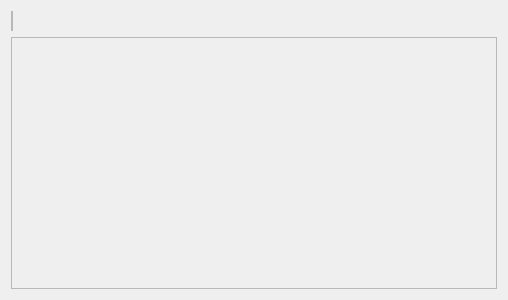
Before: the Qt Designer form krita/plugins/paintops/libpaintop/forms/wdgbrushchooser.ui in KDE/krita, drawn with Qt 5.
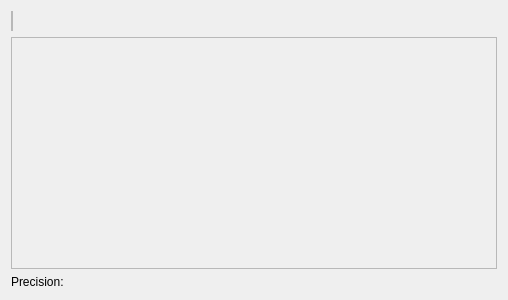
After: the same form once the commit is applied. Custom widgets are drawn as their Qt base class.

The edit to the form file:
```diff
--- a/krita/plugins/paintops/libpaintop/forms/wdgbrushchooser.ui
+++ b/krita/plugins/paintops/libpaintop/forms/wdgbrushchooser.ui
@@ -10,7 +10,7 @@
     <height>300</height>
    </rect>
   </property>
-  <layout class="QVBoxLayout" name="verticalLayout" stretch="0,1">
+  <layout class="QVBoxLayout" name="verticalLayout" stretch="0,1,0">
    <item>
     <layout class="QHBoxLayout" name="horizontalLayout">
      <item>
@@ -56,8 +56,43 @@
      </property>
     </widget>
    </item>
+   <item>
+    <layout class="QHBoxLayout" name="horizontalLayout_3">
+     <item>
+      <widget class="QLabel" name="lblPrecision">
+       <property name="sizePolicy">
+        <sizepolicy hsizetype="Preferred" vsizetype="Preferred">
+         <horstretch>0</horstretch>
+         <verstretch>0</verstretch>
+        </sizepolicy>
+       </property>
+       <property name="text">
+        <string>Precision:</string>
+       </property>
+      </widget>
+     </item>
+     <item>
+      <widget class="KisSliderSpinBox" name="sliderPrecision" native="true">
+       <property name="sizePolicy">
+        <sizepolicy hsizetype="Expanding" vsizetype="Preferred">
+         <horstretch>0</horstretch>
+         <verstretch>0</verstretch>
+        </sizepolicy>
+       </property>
+      </widget>
+     </item>
+    </layout>
+   </item>
   </layout>
  </widget>
+ <customwidgets>
+  <customwidget>
+   <class>KisSliderSpinBox</class>
+   <extends>QWidget</extends>
+   <header>kis_slider_spin_box.h</header>
+   <container>1</container>
+  </customwidget>
+ </customwidgets>
  <resources/>
  <connections/>
 </ui>
```
